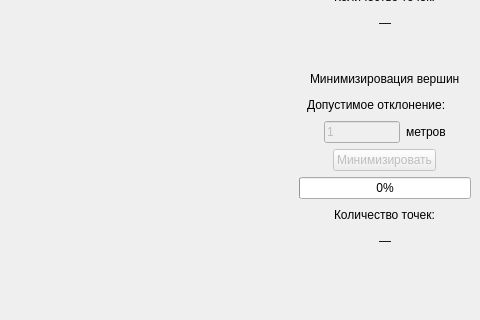
Before: the Qt Designer form View/view.ui in safosaffers/KMLViewer, drawn with Qt 5; both pictures show x 398 to 878 and y 136 to 456 of the 878 by 644 pixel window.
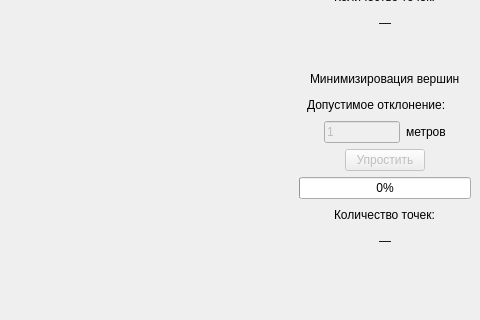
After: the same form once the commit is applied.

Commit message: UI: update text for simplify button according plan

Diff of the .ui file:
```diff
--- a/View/view.ui
+++ b/View/view.ui
@@ -453,7 +453,7 @@
              <bool>false</bool>
             </property>
             <property name="text">
-             <string>Минимизировать</string>
+             <string>Упростить</string>
             </property>
             <property name="checkable">
              <bool>true</bool>
```
